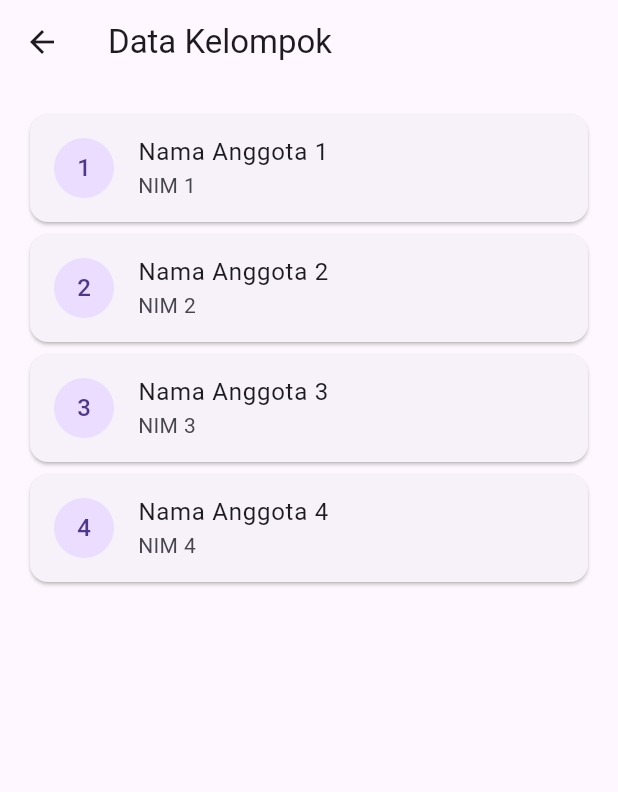
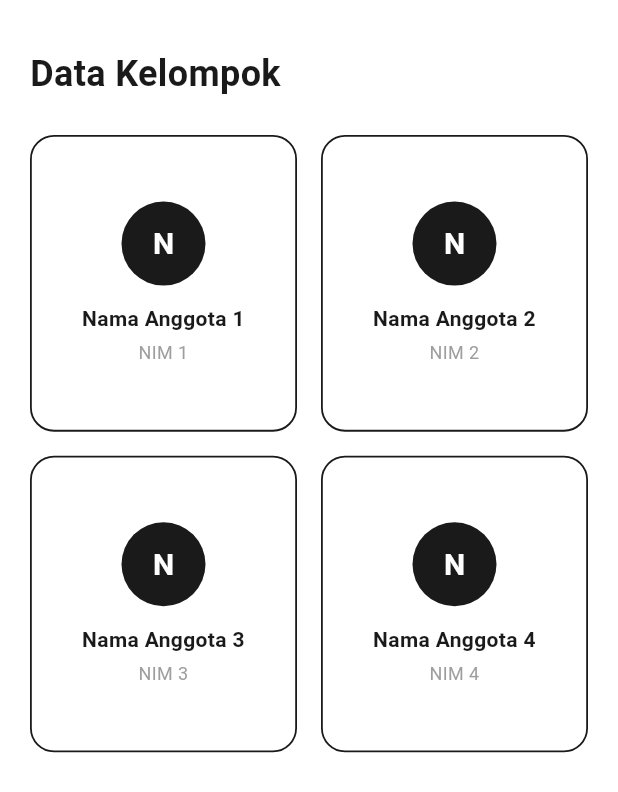
Before and after one commit to RafidH777/Mobile-Aplikasi-Matematika, a Flutter app: the HomeScreen screen opened by its route, after a tap on "Data Kelompok", on a phone screen of 412 x 824 dp. Shown: the top 792 px of the screen. Run offline on Flutter 3.47's test engine with Material 3 defaults, Android fonts, the phone set to English and light mode, and no system bars.

Commit message:
fix home

```diff
--- a/lib/screen/home.dart
+++ b/lib/screen/home.dart
@@ -3,38 +3,106 @@ import 'package:flutter/material.dart';
 class HomeScreen extends StatelessWidget {
   const HomeScreen({Key? key}) : super(key: key);
 
-  // Daftar menu ditulis sebagai data supaya gampang ditambah/diubah
+  static const Color _primaryColor = Color(0xFF1A1A1A);
+
   static const List<_MenuItem> _menuItems = [
-    _MenuItem('Data Kelompok', Icons.group, '/kelompok'),
-    _MenuItem('Kalkulator', Icons.calculate, '/kalkulator'),
-    _MenuItem('Ganjil / Genap', Icons.filter_2, '/ganjil-genap'),
-    _MenuItem('Jumlah Total (Deret)', Icons.functions, '/deret'),
+    _MenuItem('Data Kelompok', Icons.groups_outlined, '/kelompok'),
+    _MenuItem('Kalkulator', Icons.calculate_outlined, '/kalkulator'),
+    _MenuItem('Ganjil / Genap', Icons.filter_2_outlined, '/ganjil-genap'),
+    _MenuItem('Jumlah Total', Icons.functions, '/deret'),
   ];
 
   @override
   Widget build(BuildContext context) {
     return Scaffold(
-      appBar: AppBar(
-        title: const Text('Menu Utama'),
-        automaticallyImplyLeading: false, // tidak ada tombol back ke login
+      backgroundColor: Colors.white,
+      body: SafeArea(
+        child: Padding(
+          padding: const EdgeInsets.all(20.0),
+          child: Column(
+            crossAxisAlignment: CrossAxisAlignment.start,
+            children: [
+              const SizedBox(height: 12),
+              const Text(
+                'Pilih Menu',
+                style: TextStyle(
+                  fontSize: 24,
+                  fontWeight: FontWeight.bold,
+                  color: _primaryColor,
                 ),
-      body: ListView.separated(
-        padding: const EdgeInsets.all(16),
+              ),
+              const SizedBox(height: 24),
+              Expanded(
+                child: GridView.builder(
                   itemCount: _menuItems.length,
-        separatorBuilder: (context, index) => const SizedBox(height: 12),
+                  gridDelegate: const SliverGridDelegateWithFixedCrossAxisCount(
+                    crossAxisCount: 2,
+                    mainAxisSpacing: 16,
+                    crossAxisSpacing: 16,
+                    childAspectRatio: 1,
+                  ),
                   itemBuilder: (context, index) {
                     final item = _menuItems[index];
-          return Card(
-            child: ListTile(
-              leading: Icon(item.icon, color: Colors.blue),
-              title: Text(item.title),
-              trailing: const Icon(Icons.arrow_forward_ios, size: 16),
-              onTap: () {
-                Navigator.pushNamed(context, item.route);
+                    return _MenuCard(
+                      title: item.title,
+                      icon: item.icon,
+                      onTap: () => Navigator.pushNamed(context, item.route),
+                    );
                   },
                 ),
+              ),
+            ],
+          ),
+        ),
+      ),
     );
-        },
+  }
+}
+
+class _MenuCard extends StatelessWidget {
+  final String title;
+  final IconData icon;
+  final VoidCallback onTap;
+
+  const _MenuCard({
+    required this.title,
+    required this.icon,
+    required this.onTap,
+  });
+
+  static const Color _primaryColor = Color(0xFF1A1A1A);
+
+  @override
+  Widget build(BuildContext context) {
+    return Material(
+      color: Colors.white,
+      borderRadius: BorderRadius.circular(16),
+      child: InkWell(
+        borderRadius: BorderRadius.circular(16),
+        onTap: onTap,
+        child: Container(
+          decoration: BoxDecoration(
+            border: Border.all(color: _primaryColor, width: 1.2),
+            borderRadius: BorderRadius.circular(16),
+          ),
+          padding: const EdgeInsets.all(16),
+          child: Column(
+            mainAxisAlignment: MainAxisAlignment.center,
+            children: [
+              Icon(icon, size: 40, color: _primaryColor),
+              const SizedBox(height: 12),
+              Text(
+                title,
+                textAlign: TextAlign.center,
+                style: const TextStyle(
+                  fontSize: 15,
+                  fontWeight: FontWeight.w600,
+                  color: _primaryColor,
+                ),
+              ),
+            ],
+          ),
+        ),
       ),
     );
   }
--- a/lib/screen/kelompok.dart
+++ b/lib/screen/kelompok.dart
@@ -3,7 +3,9 @@ import 'package:flutter/material.dart';
 class KelompokScreen extends StatelessWidget {
   const KelompokScreen({Key? key}) : super(key: key);
 
-  // TODO: ganti dengan nama anggota kelompok yang sebenarnya
+  static const Color _primaryColor = Color(0xFF1A1A1A);
+
+  // TODO: ganti dengan nama & NIM anggota kelompok yang sebenarnya
   static const List<Map<String, String>> _anggota = [
     {'nama': 'Nama Anggota 1', 'nim': 'NIM 1'},
     {'nama': 'Nama Anggota 2', 'nim': 'NIM 2'},
@@ -14,21 +16,112 @@ class KelompokScreen extends StatelessWidget {
   @override
   Widget build(BuildContext context) {
     return Scaffold(
-      appBar: AppBar(title: const Text('Data Kelompok')),
-      body: ListView.builder(
-        padding: const EdgeInsets.all(16),
-        itemCount: _anggota.length,
-        itemBuilder: (context, index) {
-          final anggota = _anggota[index];
-          return Card(
-            child: ListTile(
-              leading: CircleAvatar(child: Text('${index + 1}')),
-              title: Text(anggota['nama']!),
-              subtitle: Text(anggota['nim']!),
-            ),
-          );
-        },
+      backgroundColor: Colors.white,
+      body: SafeArea(
+        child: Padding(
+          padding: const EdgeInsets.all(20.0),
+          child: Column(
+            crossAxisAlignment: CrossAxisAlignment.start,
+            children: [
+              const SizedBox(height: 12),
+              const Text(
+                'Data Kelompok',
+                style: TextStyle(
+                  fontSize: 24,
+                  fontWeight: FontWeight.bold,
+                  color: _primaryColor,
+                ),
+              ),
+              const SizedBox(height: 24),
+              Expanded(
+                child: GridView.builder(
+                  itemCount: _anggota.length,
+                  gridDelegate: const SliverGridDelegateWithFixedCrossAxisCount(
+                    crossAxisCount: 2,
+                    mainAxisSpacing: 16,
+                    crossAxisSpacing: 16,
+                    childAspectRatio: 0.9,
+                  ),
+                  itemBuilder: (context, index) {
+                    final anggota = _anggota[index];
+                    final nama = anggota['nama']!;
+                    final nim = anggota['nim']!;
+                    final inisial = nama.isNotEmpty ? nama[0].toUpperCase() : '?';
+
+                    return _AnggotaCard(
+                      inisial: inisial,
+                      nama: nama,
+                      nim: nim,
+                    );
+                  },
+                ),
+              ),
+            ],
+          ),
+        ),
       ),
     );
   }
 }
+
+class _AnggotaCard extends StatelessWidget {
+  final String inisial;
+  final String nama;
+  final String nim;
+
+  const _AnggotaCard({
+    required this.inisial,
+    required this.nama,
+    required this.nim,
+  });
+
+  static const Color _primaryColor = Color(0xFF1A1A1A);
+
+  @override
+  Widget build(BuildContext context) {
+    return Container(
+      decoration: BoxDecoration(
+        border: Border.all(color: _primaryColor, width: 1.2),
+        borderRadius: BorderRadius.circular(16),
+        color: Colors.white,
+      ),
+      padding: const EdgeInsets.all(16),
+      child: Column(
+        mainAxisAlignment: MainAxisAlignment.center,
+        children: [
+          CircleAvatar(
+            radius: 28,
+            backgroundColor: _primaryColor,
+            child: Text(
+              inisial,
+              style: const TextStyle(
+                color: Colors.white,
+                fontSize: 20,
+                fontWeight: FontWeight.bold,
+              ),
+            ),
+          ),
+          const SizedBox(height: 12),
+          Text(
+            nama,
+            textAlign: TextAlign.center,
+            style: const TextStyle(
+              fontSize: 14,
+              fontWeight: FontWeight.w600,
+              color: _primaryColor,
+            ),
+          ),
+          const SizedBox(height: 4),
+          Text(
+            nim,
+            textAlign: TextAlign.center,
+            style: const TextStyle(
+              fontSize: 12,
+              color: Colors.grey,
+            ),
+          ),
+        ],
+      ),
+    );
+  }
+}
```
Lines whose indentation alone changed are shown as unchanged.
